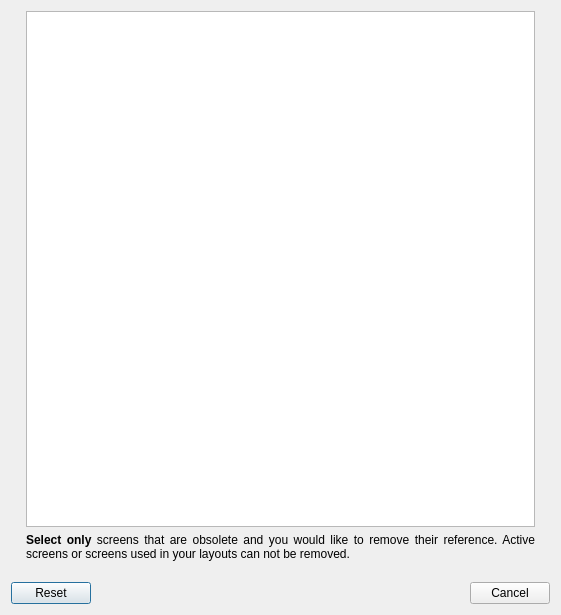
Above: app/settings/screensdialog/screensdialog.ui from rickysarraf-notmine/latte-dock before the change. Below: the same form after it.
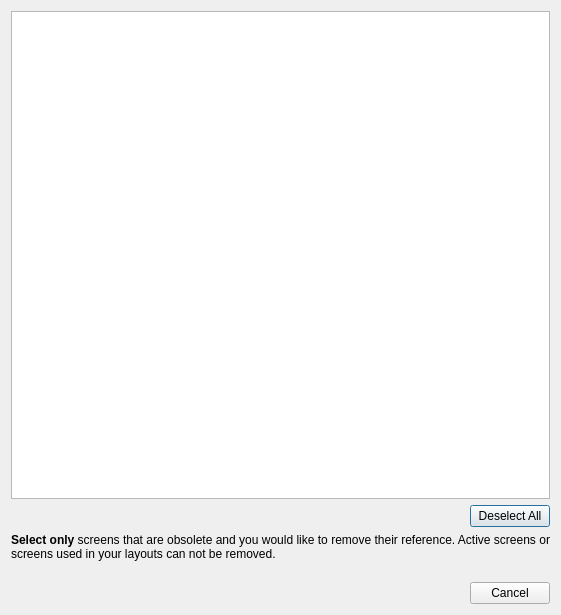
That is the form after the change.

Patch:
```diff
--- a/app/settings/screensdialog/screensdialog.ui
+++ b/app/settings/screensdialog/screensdialog.ui
@@ -16,22 +16,6 @@
   <layout class="QVBoxLayout" name="verticalLayout">
    <item>
     <layout class="QHBoxLayout" name="optionsLayout">
-     <item>
-      <spacer name="horizontalSpacer">
-       <property name="orientation">
-        <enum>Qt::Horizontal</enum>
-       </property>
-       <property name="sizeType">
-        <enum>QSizePolicy::Fixed</enum>
-       </property>
-       <property name="sizeHint" stdset="0">
-        <size>
-         <width>15</width>
-         <height>20</height>
-        </size>
-       </property>
-      </spacer>
-     </item>
      <item>
       <layout class="QVBoxLayout" name="verticalLayout_2">
        <item>
@@ -53,6 +37,30 @@
          </attribute>
         </widget>
        </item>
+       <item>
+        <layout class="QHBoxLayout" name="horizontalLayout">
+         <item>
+          <spacer name="horizontalSpacer_3">
+           <property name="orientation">
+            <enum>Qt::Horizontal</enum>
+           </property>
+           <property name="sizeHint" stdset="0">
+            <size>
+             <width>40</width>
+             <height>20</height>
+            </size>
+           </property>
+          </spacer>
+         </item>
+         <item>
+          <widget class="QPushButton" name="deselectAllBtn">
+           <property name="text">
+            <string>Deselect All</string>
+           </property>
+          </widget>
+         </item>
+        </layout>
+       </item>
        <item>
         <widget class="QLabel" name="noteLbl">
          <property name="text">
@@ -84,22 +92,6 @@
        </item>
       </layout>
      </item>
-     <item>
-      <spacer name="horizontalSpacer_2">
-       <property name="orientation">
-        <enum>Qt::Horizontal</enum>
-       </property>
-       <property name="sizeType">
-        <enum>QSizePolicy::Fixed</enum>
-       </property>
-       <property name="sizeHint" stdset="0">
-        <size>
-         <width>15</width>
-         <height>20</height>
-        </size>
-       </property>
-      </spacer>
-     </item>
     </layout>
    </item>
    <item>
@@ -108,7 +100,7 @@
       <enum>Qt::Horizontal</enum>
      </property>
      <property name="standardButtons">
-      <set>QDialogButtonBox::Cancel|QDialogButtonBox::Reset</set>
+      <set>QDialogButtonBox::Cancel</set>
      </property>
     </widget>
    </item>
```
